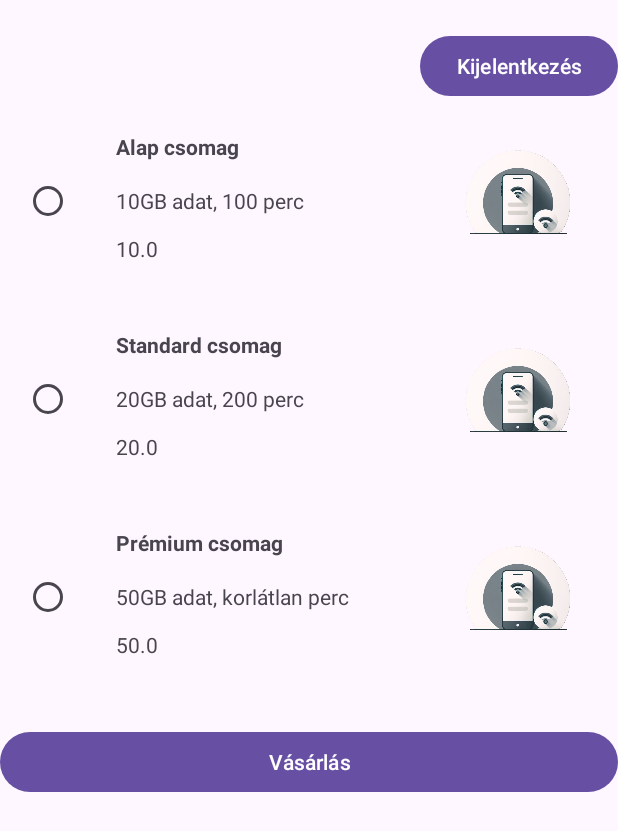
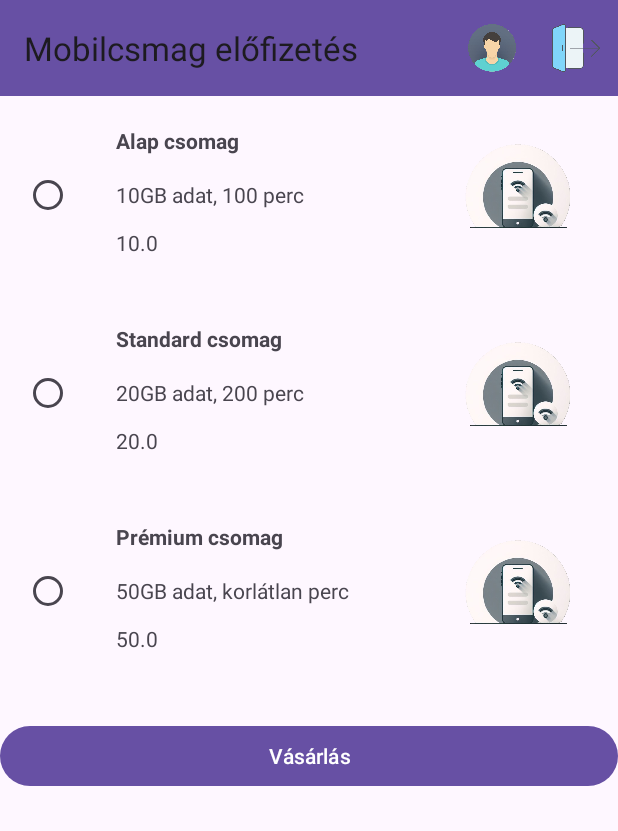
Before and after one commit to sanyopapa/Mobile_phone_subscription, an Android app: the Shopping screen opened directly, with no data from a screen before it, on a phone screen of 412 x 824 dp. Shown: the top 831 px of the screen. Run offline under Robolectric (Android 15) with nearby library versions, the phone set to English and light mode, and no system bars; our stand-ins replace Firebase (no records; nobody signed in at launch, a user with empty details on screens opened directly).

Commit message:
profil oldal kezdemény

```diff
--- a/app/src/main/AndroidManifest.xml
+++ b/app/src/main/AndroidManifest.xml
@@ -12,6 +12,9 @@
         android:supportsRtl="true"
         android:theme="@style/Theme.Mobile_phone_subscription"
         tools:targetApi="31">
+        <activity
+            android:name=".Profile"
+            android:exported="false" />
         <activity
             android:name=".Shopping"
             android:exported="false" />
--- a/app/src/main/java/com/example/mobile_phone_subscription/Shopping.java
+++ b/app/src/main/java/com/example/mobile_phone_subscription/Shopping.java
@@ -4,14 +4,17 @@ import android.app.ActivityOptions;
 import android.content.Intent;
 import android.os.Bundle;
                 import android.util.Log;
-                import android.view.View;
+import android.view.Menu;
+import android.view.MenuItem;
+import android.view.View;
                 import android.widget.Button;
                 import android.widget.Toast;
 
                 import androidx.activity.EdgeToEdge;
                 import androidx.annotation.NonNull;
                 import androidx.appcompat.app.AppCompatActivity;
-                import androidx.core.graphics.Insets;
+import androidx.appcompat.widget.Toolbar;
+import androidx.core.graphics.Insets;
                 import androidx.core.view.ViewCompat;
                 import androidx.core.view.WindowInsetsCompat;
                 import androidx.recyclerview.widget.LinearLayoutManager;
@@ -27,8 +30,6 @@ import android.os.Bundle;
                     private FirebaseUser user;
                     private RecyclerView recyclerViewPlans;
                     private Button buttonPurchase;
-                    private Button toLoginButton;
-                    private Button logoutButton;
                     private List<Plan> planList;
                     private PlanAdapter planAdapter;
 
@@ -42,18 +43,11 @@ import android.os.Bundle;
                             v.setPadding(systemBars.left, systemBars.top, systemBars.right, systemBars.bottom);
 
                             user = FirebaseAuth.getInstance().getCurrentUser();
-                            logoutButton = findViewById(R.id.toLogoutButton);
-                            toLoginButton = findViewById(R.id.toLoginButton);
                             buttonPurchase = findViewById(R.id.buttonPurchase);
 
                             if (user != null) {
                                 Log.d(LOG_TAG, "Authenticated user: " + user.getEmail());
-                                if (!user.isAnonymous()) {
-                                    toLoginButton.setVisibility(View.GONE);
-                                    logoutButton.setVisibility(View.VISIBLE);
-                                } else {
-                                    toLoginButton.setVisibility(View.VISIBLE);
-                                    logoutButton.setVisibility(View.GONE);
+                                if (user.isAnonymous()) {
                                     buttonPurchase.setVisibility(View.GONE);
                                 }
                             } else {
@@ -84,6 +78,9 @@ import android.os.Bundle;
                                 }
                             });
 
+                            Toolbar toolbar = findViewById(R.id.toolbar);
+                            setSupportActionBar(toolbar);
+
                             return insets;
                         });
                     }
@@ -101,4 +98,38 @@ import android.os.Bundle;
                         ActivityOptions options = ActivityOptions.makeSceneTransitionAnimation(Shopping.this);
                         startActivity(intent, options.toBundle());
                     }
+
+                    public void openProfilePage(View view) {
+                        Intent intent = new Intent(this, Profile.class);
+                        ActivityOptions options = ActivityOptions.makeSceneTransitionAnimation(Shopping.this);
+                        startActivity(intent, options.toBundle());
+                    }
+
+                    @Override
+                    public boolean onCreateOptionsMenu(Menu menu) {
+                        getMenuInflater().inflate(R.menu.shop_list_menu, menu);
+                        menu.findItem(R.id.shop_button).setVisible(false);
+                        if (user != null && user.isAnonymous()) {
+                            menu.findItem(R.id.profile_button).setVisible(false);
+                            menu.findItem(R.id.logout_button).setVisible(false);
+                        } else {
+                            menu.findItem(R.id.to_login_button).setVisible(false);
+                        }
+                        return true;
+                    }
+                    @Override
+                    public boolean onOptionsItemSelected(MenuItem item) {
+                        int id = item.getItemId();
+                        if (id == R.id.logout_button) {
+                            Logout(null);
+                            return true;
+                        } else if (id == R.id.profile_button) {
+                            openProfilePage(null);
+                            return true;
+                        } else if (id == R.id.to_login_button) {
+                            openLoginPage(null);
+                            return true;
+                        }
+                        return super.onOptionsItemSelected(item);
+                    }
                 }
--- a/app/src/main/res/layout/activity_shopping.xml
+++ b/app/src/main/res/layout/activity_shopping.xml
@@ -1,3 +1,4 @@
+
 <ScrollView
         xmlns:android="http://schemas.android.com/apk/res/android"
         xmlns:app="http://schemas.android.com/apk/res-auto"
@@ -12,25 +13,13 @@
             android:layout_height="wrap_content"
             android:orientation="vertical">
 
-            <Button
-                android:id="@+id/toLoginButton"
-                android:layout_width="wrap_content"
-                android:layout_height="wrap_content"
-                android:text="Bejelentkezés/Regisztráció"
-                android:layout_gravity="right"
-                android:onClick="openLoginPage"
-                android:layout_marginTop="20dp"
-                tools:ignore="RtlHardcoded" />
-
-            <Button
-                android:id="@+id/toLogoutButton"
-                android:layout_width="wrap_content"
-                android:layout_height="wrap_content"
-                android:text="Kijelentkezés"
-                android:layout_gravity="right"
-                android:onClick="Logout"
-                android:layout_marginTop="20dp"
-                tools:ignore="RtlHardcoded" />
+            <androidx.appcompat.widget.Toolbar
+                android:id="@+id/toolbar"
+                android:layout_width="match_parent"
+                android:layout_height="?attr/actionBarSize"
+                android:background="?attr/colorPrimary"
+                app:popupTheme="@style/ThemeOverlay.AppCompat.Light"
+                app:layout_constraintTop_toTopOf="parent" />
 
             <androidx.recyclerview.widget.RecyclerView
                 android:id="@+id/recyclerViewPlans"
@@ -46,4 +35,4 @@
                 android:layout_marginTop="20dp" />
 
         </LinearLayout>
-    </ScrollView>
+</ScrollView>
--- /dev/null
+++ b/app/src/main/res/menu/shop_list_menu.xml
@@ -0,0 +1,27 @@
+<?xml version="1.0" encoding="utf-8"?>
+<menu xmlns:android="http://schemas.android.com/apk/res/android"
+    xmlns:app="http://schemas.android.com/apk/res-auto">
+    <item
+        android:id="@+id/profile_button"
+        android:title="Profil"
+        android:icon="@drawable/ic_profile"
+        app:showAsAction="always"
+        />
+    <item
+        android:id="@+id/logout_button"
+        android:title="Kijelentkezés"
+        android:icon="@drawable/ic_logout"
+        app:showAsAction="always"
+        />
+    <item
+        android:id="@+id/to_login_button"
+        android:title="Bejelentkezés/Regisztráció"
+        app:showAsAction="always"
+        />
+
+    <item
+        android:id="@+id/shop_button"
+        android:title="Shop"
+        android:icon="@drawable/ic_shop"
+        app:showAsAction="always" />
+</menu>
```
Also changed, not shown: app/src/main/java/com/example/mobile_phone_subscription/Profile.java (added, +107 -0 lines), app/src/main/res/layout/activity_profile.xml (added, +83 -0 lines), app/src/main/res/drawable/ic_logout.png (added), app/src/main/res/drawable/ic_profile.png (added), app/src/main/res/drawable/ic_shop.png (added).
